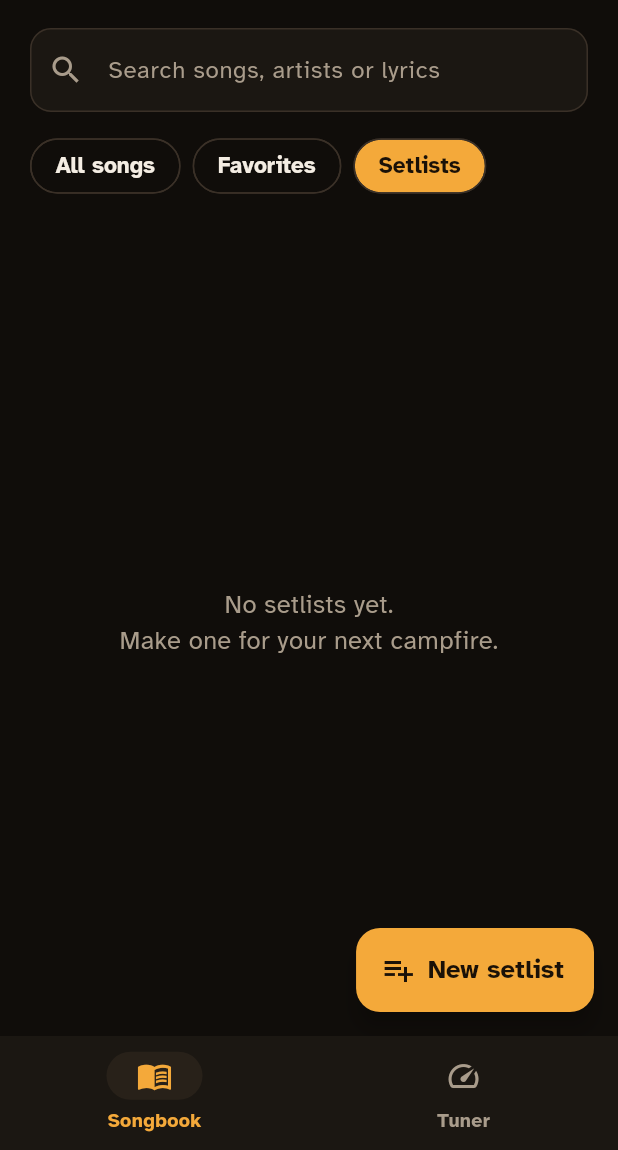
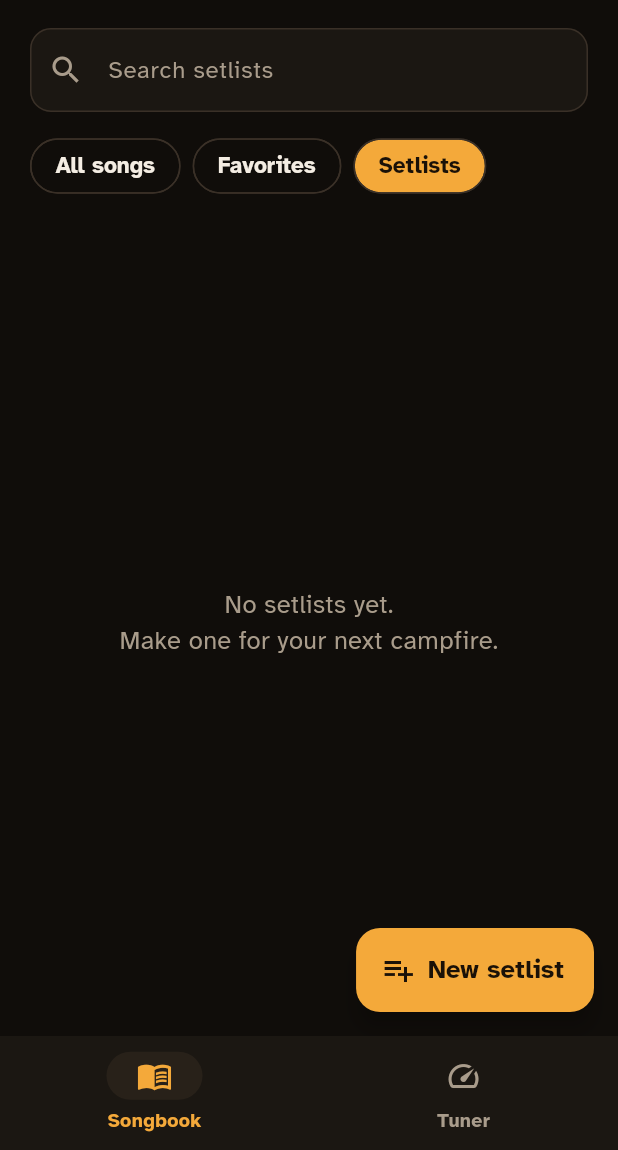
Before and after one commit to Brunux/libre-tab, a Flutter app: the screen it shows after launch, after a tap on "Setlists", on a phone screen of 412 x 824 dp, the part 86-1236 px from its top. Run offline on Flutter 3.47's test engine with Material 3 defaults, Android fonts, the phone set to English and light mode, and no system bars; our stand-ins replace drift, drift_flutter, file_picker, flutter_riverpod, flutter_slidable, go_router and 4 more; missing offline and left inert: record; accounts and stored records are empty; generated files the repository leaves out were written again; project files that could hold a hidden picture were left out.

Commit message:
Spanish permission prompts, iPhone-only, setlists search hint
- iOS: InfoPlist.strings in English and Spanish for the microphone,
  camera and photos prompts; CFBundleLocalizations lists en and es so
  iOS hands the app Spanish when the phone is in Spanish.
- iPhone-only (TARGETED_DEVICE_FAMILY 1): no iPad layout or screenshots
  needed for the App Store; easy to turn back on.
- Songbook search says "Search setlists" on the Setlists chip.
- Spanish wording: a song sheet is "una canción con acordes".

Co-Authored-By: Claude Opus 5.5 <noreply@anthropic.com>

```diff
--- a/lib/features/library/presentation/library_screen.dart
+++ b/lib/features/library/presentation/library_screen.dart
@@ -68,7 +68,7 @@ class _LibraryScreenState extends ConsumerState<LibraryScreen> {
               onChanged: (value) => _filter.query = value,
               textInputAction: TextInputAction.search,
               decoration: InputDecoration(
-                hintText: l10n.searchHint,
+                hintText: setlists ? l10n.searchSetlistsHint : l10n.searchHint,
                 prefixIcon: const Icon(Icons.search),
                 suffixIcon: filter.query.isEmpty
                     ? null
--- a/lib/l10n/app_en.arb
+++ b/lib/l10n/app_en.arb
@@ -346,5 +346,6 @@
         "type": "String"
       }
     }
-  }
+  },
+  "searchSetlistsHint": "Search setlists"
 }
--- a/lib/l10n/app_es.arb
+++ b/lib/l10n/app_es.arb
@@ -163,5 +163,6 @@
   "startedOver": "Se vaciaron el título, el artista y el texto.",
   "fretMuted": "no se toca",
   "fretOpen": "al aire",
-  "diagramFrets": "Trastes desde la cuerda más gruesa: {frets}"
+  "diagramFrets": "Trastes desde la cuerda más gruesa: {frets}",
+  "searchSetlistsHint": "Buscar repertorios"
 }
--- a/lib/l10n/app_localizations.dart
+++ b/lib/l10n/app_localizations.dart
@@ -1081,6 +1081,12 @@ abstract class AppLocalizations {
   /// In en, this message translates to:
   /// **'Frets from the thickest string: {frets}'**
   String diagramFrets(String frets);
+
+  /// No description provided for @searchSetlistsHint.
+  ///
+  /// In en, this message translates to:
+  /// **'Search setlists'**
+  String get searchSetlistsHint;
 }
 
 class _AppLocalizationsDelegate
--- a/lib/l10n/app_localizations_en.dart
+++ b/lib/l10n/app_localizations_en.dart
@@ -619,4 +619,7 @@ class AppLocalizationsEn extends AppLocalizations {
   String diagramFrets(String frets) {
     return 'Frets from the thickest string: $frets';
   }
+
+  @override
+  String get searchSetlistsHint => 'Search setlists';
 }
--- a/lib/l10n/app_localizations_es.dart
+++ b/lib/l10n/app_localizations_es.dart
@@ -612,4 +612,7 @@ class AppLocalizationsEs extends AppLocalizations {
   String diagramFrets(String frets) {
     return 'Trastes desde la cuerda más gruesa: $frets';
   }
+
+  @override
+  String get searchSetlistsHint => 'Buscar repertorios';
 }
```
Also changed, not shown: 6 other files.
